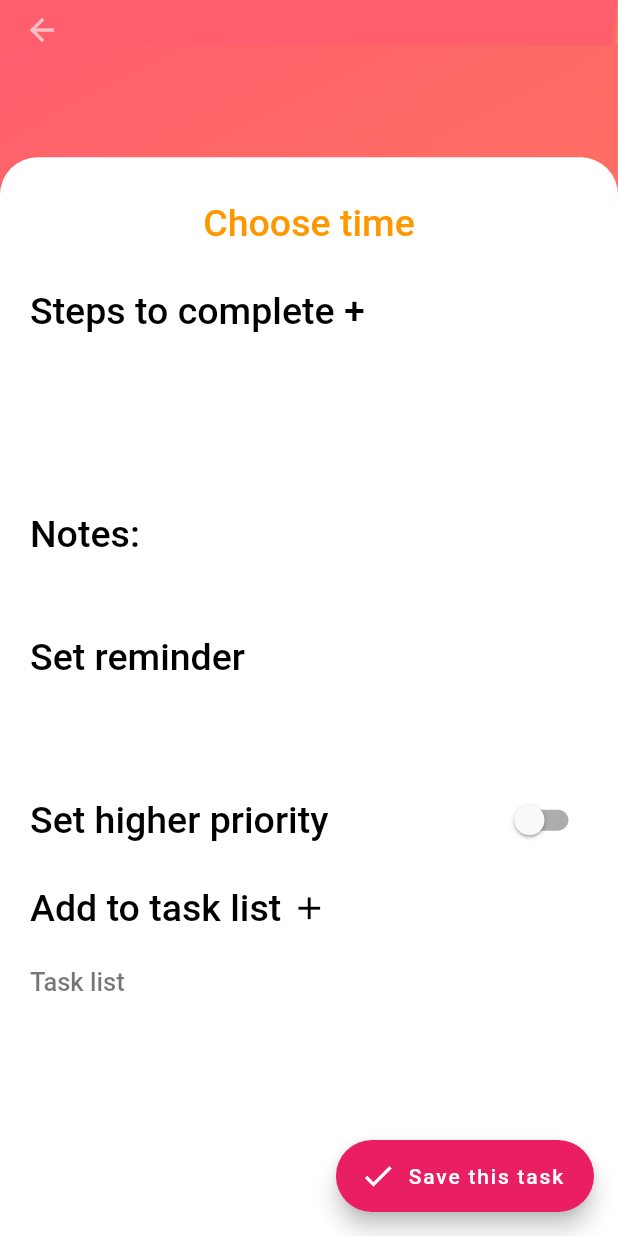
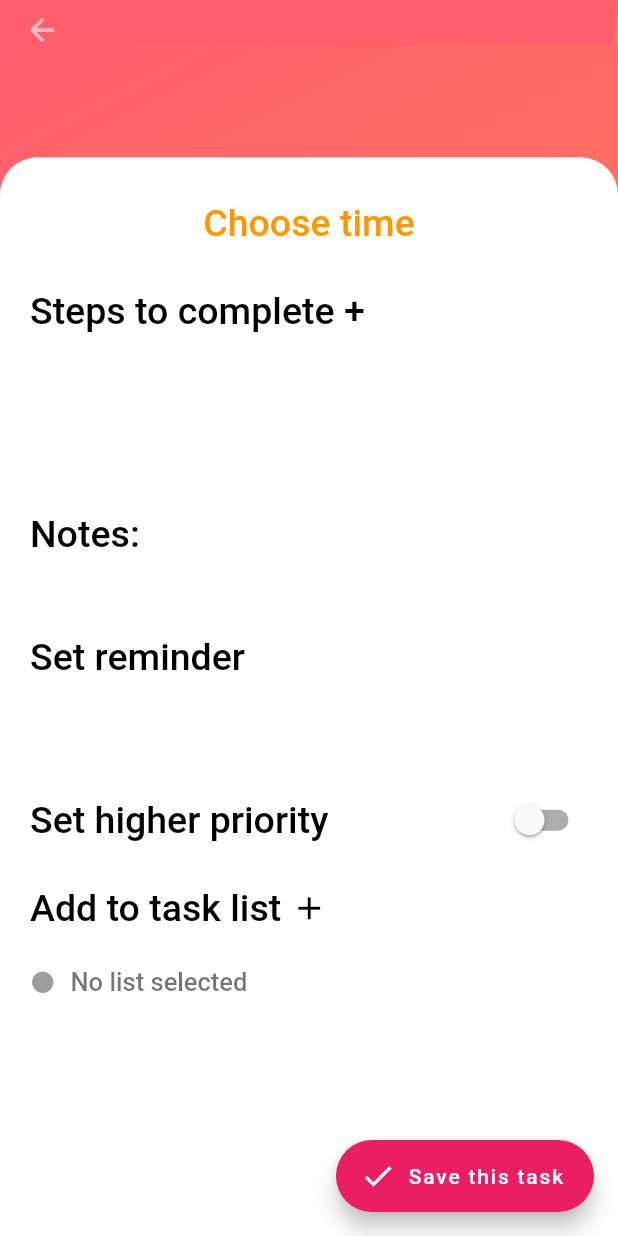
Before and after one commit to nosebastian/ITU, a Flutter app: the NewTaskView screen opened directly, scrolled down 292 dp, on a phone screen of 412 x 824 dp. Run offline on Flutter 3.47's test engine with Material 2 defaults, Android fonts, the phone set to English and light mode, and no system bars; our stand-ins replace flutter_colorpicker, flutter_datetime_picker, rflutter_alert, shared_preferences, table_calendar; accounts and stored records are empty.

Commit message:
Added info about selected task list

```diff
--- a/lib/Widgets/Views/ActiveView.dart
+++ b/lib/Widgets/Views/ActiveView.dart
@@ -9,6 +9,7 @@ import '../../Bloc/reload_list_bloc.dart';
 import 'TaskListView.dart';
 
 int numOfTask = 0;
+int selectedTaskList = -1;
 
 class ActiveView extends StatelessWidget {
   @override
--- a/lib/Widgets/Views/NewTaskView.dart
+++ b/lib/Widgets/Views/NewTaskView.dart
@@ -98,7 +98,8 @@ class NewTaskView extends StatelessWidget {
           }
           globalNewReminder = "";
           globalNewStep = "";
-          globalNewSteps = "";
+          globaNewNote = "";
+          globalPickedGroupIndex = -1;
           if(currentTask.date == null) currentTask.date = DateTime.now().toString();
           if(currentTask.finishAt == null){
             currentTask.finishAt = currentTask.date.replaceRange(11, 15, "24:00");
@@ -756,14 +757,24 @@ class TaskListPickerState extends State<TaskListPickerWidget> {
         ),
         Container(
           padding: EdgeInsets.fromLTRB(20, 20, 20, 20),
-            child: Text(
-              "Task list",
+            child: Row(
+              children: <Widget>[
+                Icon(
+                  Icons.brightness_1,
+                  size: 17,
+                  color: (globalPickedGroupIndex != -1)?loggedUser.taskLists[globalPickedGroupIndex].color:Colors.grey,
+                ),
+                SizedBox(width: 10,),
+                Text(
+                  (globalPickedGroupIndex != -1)?loggedUser.taskLists[globalPickedGroupIndex].name:"No list selected",
                   textAlign: TextAlign.left,
                   style: TextStyle(
                     color: Colors.black54,
                     fontSize: 17,
                     fontWeight: FontWeight.w500
                   ),
+                ),
+              ],
             ),
         )
       ],
```
Lines whose indentation alone changed are shown as unchanged.
